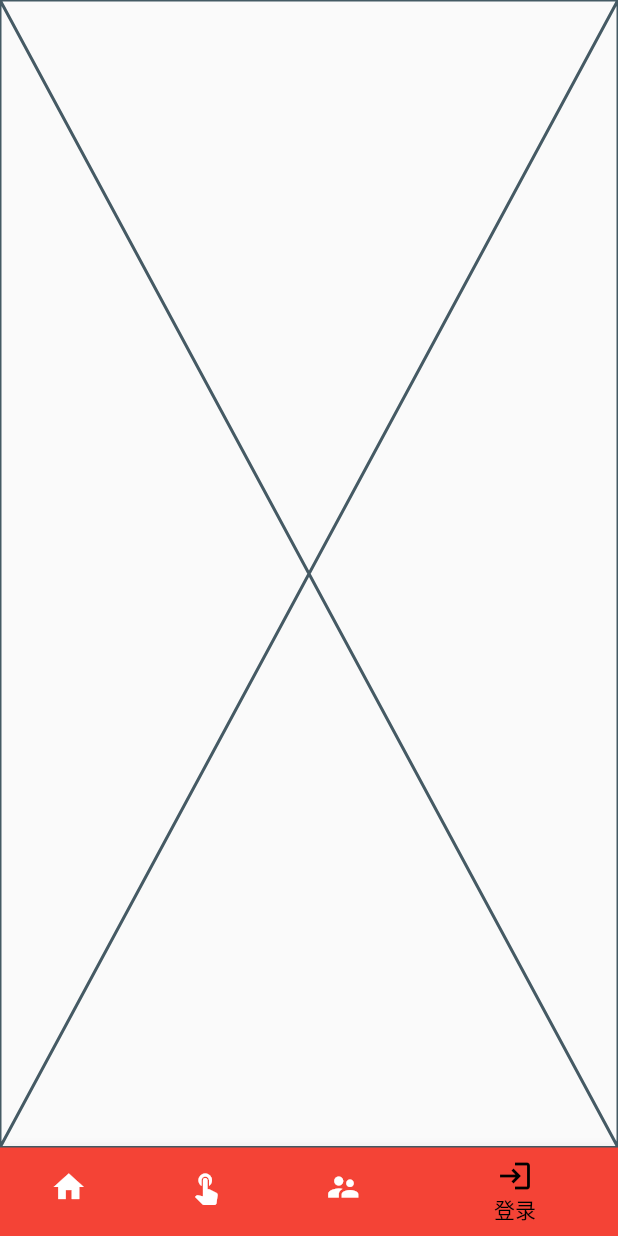
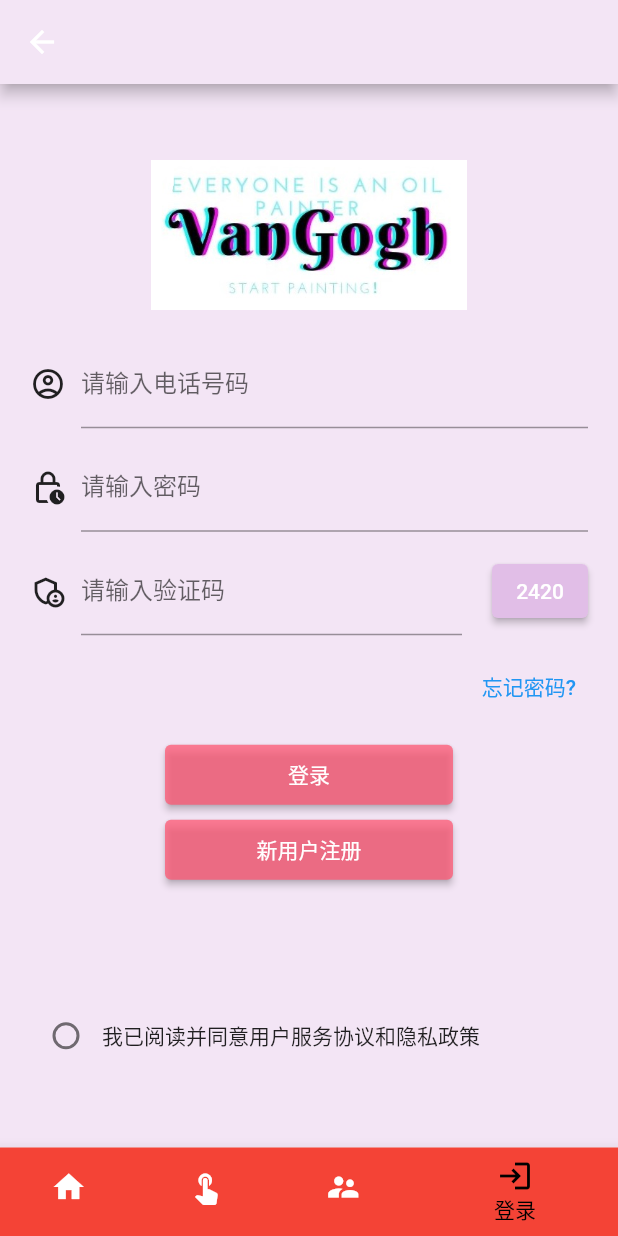
Before and after one commit to jwj1342/VanGogh, a Flutter app: the screen it shows after launch, item 4 of the bottom bar chosen, on a phone screen of 412 x 824 dp. Run offline on Flutter 3.47's test engine with Material 2 defaults, Android fonts, the phone set to English and light mode, and no system bars; Roboto replaces fonts that are missing (HanaMinA).

Commit message:
登录界面1.0，实现前端功能

```diff
--- a/lib/Auth/login_page.dart
+++ b/lib/Auth/login_page.dart
@@ -1,10 +1,162 @@
-import 'package:flutter/cupertino.dart';
+import 'dart:io';
 
-class LoginPage extends StatelessWidget {
-  const LoginPage({super.key});
+import 'package:flutter/material.dart';
+import 'dart:math';
+
+class LoginPage extends StatefulWidget {
+  const LoginPage({Key? key}) : super(key: key);
+
+  @override
+  _LoginPageState createState() => _LoginPageState();
+}
+
+class _LoginPageState extends State<LoginPage> {
+  late final String _verificationCode; // 声明一个私有变量用于存储验证码
+
+  @override
+  void initState() {
+    super.initState();
+    _verificationCode = _generateVerificationCode();
+  }
+
+// 静态方法用于生成随机四位数的验证码
+  static String _generateVerificationCode() {
+    final random = Random();
+    return '${random.nextInt(9000) + 1000}'; // 生成四位数的随机数字
+  }
 
   @override
   Widget build(BuildContext context) {
-    return const Placeholder();
+    return Scaffold(
+      appBar: AppBar(
+        backgroundColor: Colors.purple[50] ,//添加淡紫色背景
+        leading: IconButton(
+          //导航返回按钮
+          icon: Icon(Icons.arrow_back),
+          onPressed: () => Navigator.pop(context),
+        ),
+      ),
+      body: Container(
+        color: Colors.purple[50], //添加淡紫色背景
+        padding: EdgeInsets.all(20.0),
+        child: Column(
+          mainAxisAlignment: MainAxisAlignment.center,
+          crossAxisAlignment: CrossAxisAlignment.stretch,
+          children: [
+            // Logo
+            Padding(
+              padding: EdgeInsets.only(bottom: 20.0),
+              child: Image.asset(
+                'assets/images_g/logo1.jpg',
+                height: 100,
+              ),
+            ),
+
+            // Phone number
+            Row(
+              children: [
+                Icon(Icons.account_circle_outlined), //添加icon
+                SizedBox(width:10),
+                Expanded(
+                  child: TextField(
+                    decoration: InputDecoration(
+                      labelText: '请输入电话号码',
+                    ),
+                  ),
+                ),
+              ],
+            ),
+            SizedBox(height: 10.0),
+
+            // Password
+            Row(
+              children: [
+                Icon(Icons.lock_clock_outlined), //添加icon
+                SizedBox(width:10),
+                Expanded(
+                  child: TextField(
+                    obscureText: true,
+                    decoration: InputDecoration(
+                      labelText: '请输入密码',
+                    ),
+                  ),
+                ),
+              ],
+            ),
+            SizedBox(height: 10.0),
+
+            // Verification code
+            Row(
+              children: [
+                Icon(Icons.admin_panel_settings_outlined),
+                SizedBox(width:10),
+                Expanded(
+                  child: TextField(
+                    decoration: InputDecoration(
+                      labelText: '请输入验证码',
+                    ),
+                  ),
+                ),
+                SizedBox(width: 20.0),
+                //Text(_generateVerificationCode()), // 显示随机生成的验证码
+               // Text(_verificationCode), // 显示验证码
+                ElevatedButton(
+                  onPressed: () {},
+                  child: Text(_generateVerificationCode()), // 显示随机生成的验证码
+                  style: ElevatedButton.styleFrom(primary: Colors.purple[100]),
+                ),
+              ],
+            ),
+            SizedBox(height: 10.0),
+
+            // Forgot password
+            Align(
+              alignment: Alignment.centerRight,
+              child: TextButton(
+                onPressed: () {},
+                child: Text('忘记密码?'),
+              ),
+            ),
+
+            // Login button
+            SizedBox(height: 15.0),
+            Container(
+              height: 40,
+              margin: EdgeInsets.fromLTRB(90, 0, 90, 0),
+              child: ElevatedButton(
+                onPressed: () {},
+                child: Text('登录'),
+                style: ElevatedButton.styleFrom(primary:Color(0xbfff5773)), //按钮颜色为红色
+              ),
+            ),
+
+            // Register button
+            SizedBox(height: 10.0),
+            Container(
+              height: 40,
+              margin: EdgeInsets.fromLTRB(90, 0, 90, 0),
+              child: ElevatedButton(
+                onPressed: () {},
+                child: Text('新用户注册'),
+                style: ElevatedButton.styleFrom(primary: Color(0xbfff5773),), //按钮颜色为红色
+              ),
+            ),
+
+            // Agreement
+            SizedBox(height: 80.0),
+            Row(
+              children: [
+                Checkbox(
+                  value: false,
+                  onChanged: (value) {},
+                  shape: CircleBorder(),
+                ),
+                Text('我已阅读并同意用户服务协议和隐私政策'),
+              ],
+            ),
+          ],
+        ),
+      ),
+    );
   }
 }
--- a/pubspec.yaml
+++ b/pubspec.yaml
@@ -57,7 +57,8 @@ flutter:
   # included with your application, so that you can use the icons in
   # the material Icons class.
   uses-material-design: true
-
+  assets:
+    - assets/images_g/logo1.jpg
   # To add assets to your application, add an assets section, like this:
   # assets:
   #   - images/a_dot_burr.jpeg
```
Also changed, not shown: assets/images_g/logo1.jpg (added), lib/main.dart (line endings or trailing spaces).
